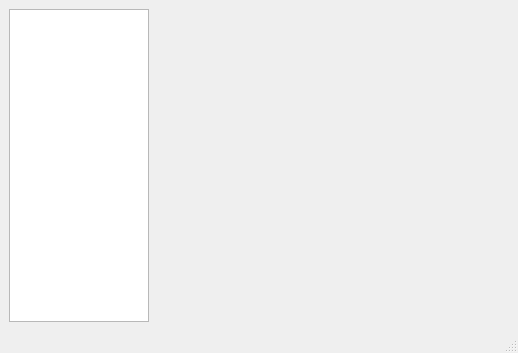
First picture: the form in src/ui/synnefo.ui, repository oyranos-cms/Synnefo, before the edit.
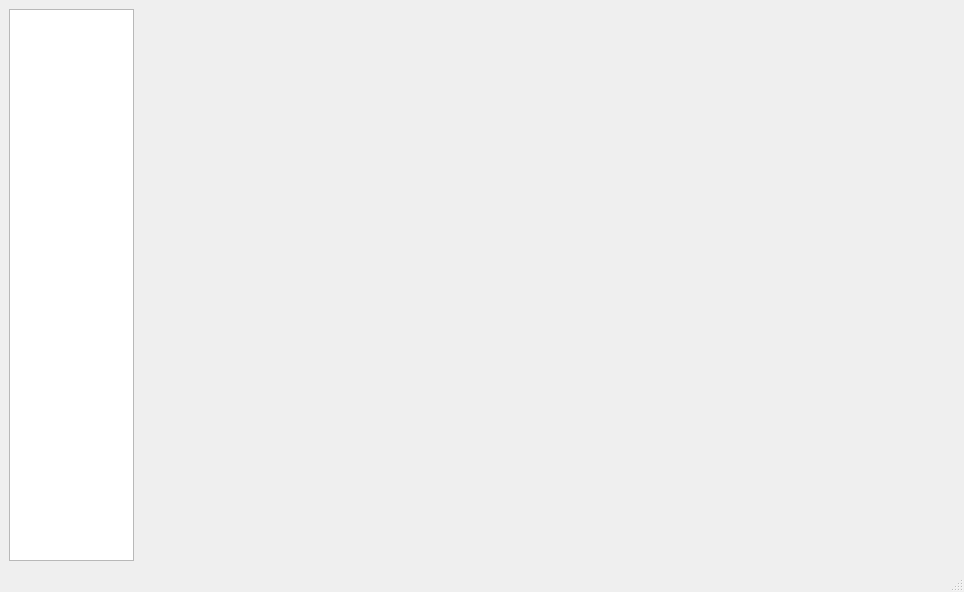
Second picture: the form after the edit.

Commit message: Implemented module UI selection.

The edit to the form file:
```diff
--- a/src/ui/synnefo.ui
+++ b/src/ui/synnefo.ui
@@ -6,8 +6,8 @@
    <rect>
     <x>0</x>
     <y>0</y>
-    <width>518</width>
-    <height>353</height>
+    <width>964</width>
+    <height>592</height>
    </rect>
   </property>
   <property name="windowTitle">
@@ -15,8 +15,23 @@
   </property>
   <widget class="QWidget" name="centralwidget">
    <layout class="QGridLayout" name="gridLayout">
+    <item row="0" column="1">
+     <widget class="QStackedWidget" name="syModuleWidget">
+      <property name="sizePolicy">
+       <sizepolicy hsizetype="Minimum" vsizetype="Expanding">
+        <horstretch>0</horstretch>
+        <verstretch>0</verstretch>
+       </sizepolicy>
+      </property>
+      <widget class="QWidget" name="syModuleStackedWidgetPage1">
+       <property name="enabled">
+        <bool>false</bool>
+       </property>
+      </widget>
+     </widget>
+    </item>
     <item row="0" column="0">
-     <widget class="QListView" name="syModuleListView">
+     <widget class="QListWidget" name="syModuleListView">
       <property name="sizePolicy">
        <sizepolicy hsizetype="Fixed" vsizetype="Expanding">
         <horstretch>0</horstretch>
@@ -25,22 +40,12 @@
       </property>
       <property name="maximumSize">
        <size>
-        <width>140</width>
+        <width>125</width>
         <height>16777215</height>
        </size>
       </property>
      </widget>
     </item>
-    <item row="0" column="1">
-     <widget class="QWidget" name="syModuleWidget" native="true">
-      <property name="sizePolicy">
-       <sizepolicy hsizetype="Minimum" vsizetype="Preferred">
-        <horstretch>0</horstretch>
-        <verstretch>0</verstretch>
-       </sizepolicy>
-      </property>
-     </widget>
-    </item>
    </layout>
   </widget>
   <widget class="QStatusBar" name="statusbar"/>
```
The commit also changes 3 other files.
